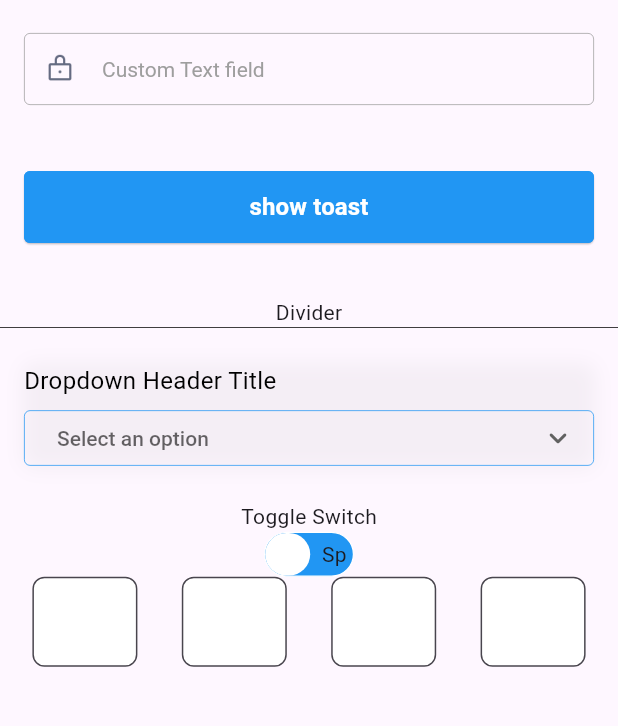
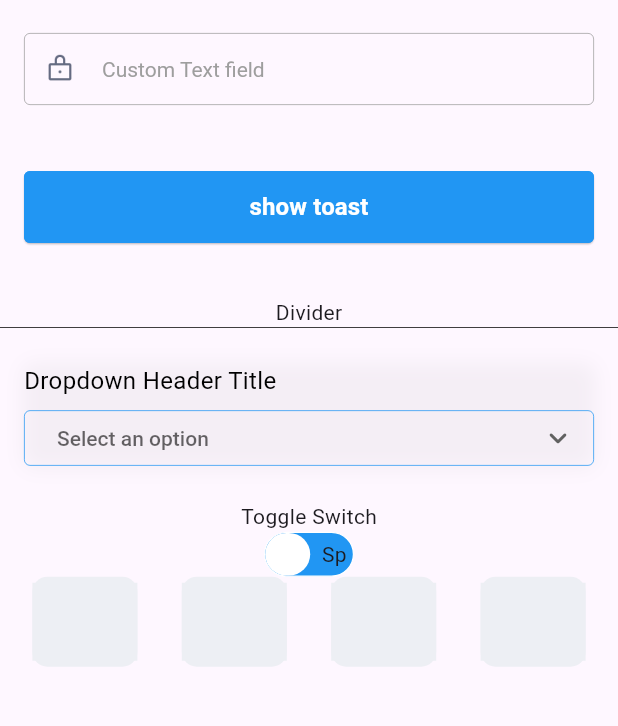
Before and after one commit to EasinHosen/ui_utils_helper, a Flutter app: the screen it shows after launch, on a phone screen of 412 x 824 dp, the part 63-789 px from its top. Run offline on Flutter 3.47's test engine with Material 3 defaults, Android fonts, the phone set to English and light mode, and no system bars.

Commit message:
fix: otp widget border issue

```diff
--- a/example/lib/view/view_ui_tools.dart
+++ b/example/lib/view/view_ui_tools.dart
@@ -84,10 +84,13 @@ class _ViewUiToolsState extends State<ViewUiTools> {
             ),
             CustomOTPWidget(
               otpDigits: 4,
+              hasFocusedBorder: true,
+              focusedBorderColor: const Color(0xff5247E0),
+              fillColor: const Color(0xffEDEFF4),
               onOTPComplete: (otp) {
                 print("Entered OTP: $otp");
               },
-            )
+            ),
           ],
         ),
       ),
--- a/lib/src/widgets/custom_otp_widget.dart
+++ b/lib/src/widgets/custom_otp_widget.dart
@@ -9,11 +9,15 @@ class CustomOTPWidget extends StatefulWidget {
   final Color? focusedBorderColor;
   final Color? unfocusedBorderColor;
   final TextStyle? textStyle;
-  final ValueChanged<String>? onOTPComplete;
+  final ValueChanged<String> onOTPComplete;
+  final bool? hasUnfocusedBorder;
+  final bool? hasFocusedBorder;
+  final double? borderRadius;
 
   const CustomOTPWidget({
     super.key,
     required this.otpDigits,
+    required this.onOTPComplete,
     this.height,
     this.otpFieldWidth,
     this.spacing,
@@ -21,7 +25,9 @@ class CustomOTPWidget extends StatefulWidget {
     this.focusedBorderColor,
     this.unfocusedBorderColor,
     this.textStyle,
-    this.onOTPComplete,
+    this.hasUnfocusedBorder,
+    this.hasFocusedBorder,
+    this.borderRadius,
   }) : assert(otpDigits >= 4 && otpDigits <= 8);
 
   @override
@@ -79,8 +85,8 @@ class _CustomOTPWidgetState extends State<CustomOTPWidget> {
 
   void _handleInputChange() {
     String otp = getOTP();
-    if (otp.length == widget.otpDigits && widget.onOTPComplete != null) {
-      widget.onOTPComplete!(otp);
+    if (otp.length == widget.otpDigits) {
+      widget.onOTPComplete(otp);
     }
   }
 
@@ -95,6 +101,10 @@ class _CustomOTPWidgetState extends State<CustomOTPWidget> {
           alignment: Alignment.center,
           width: otpFieldWidth,
           height: widget.height ?? 60,
+          decoration: BoxDecoration(
+            color: widget.fillColor ?? Colors.white,
+            borderRadius: BorderRadius.circular(widget.borderRadius ?? 10),
+          ),
           margin: EdgeInsets.symmetric(horizontal: widget.spacing ?? 8),
           child: TextField(
             controller: _controllers[index],
@@ -107,16 +117,21 @@ class _CustomOTPWidgetState extends State<CustomOTPWidget> {
               filled: true,
               fillColor: widget.fillColor ?? Colors.white,
               counterText: '',
-              border: OutlineInputBorder(
-                borderRadius: BorderRadius.circular(8),
-                borderSide: BorderSide(
-                    color: widget.unfocusedBorderColor ?? Colors.grey),
-              ),
-              focusedBorder: OutlineInputBorder(
-                borderRadius: BorderRadius.circular(8),
-                borderSide:
-                    BorderSide(color: widget.focusedBorderColor ?? Colors.blue),
-              ),
+              border: widget.hasUnfocusedBorder == true
+                  ? OutlineInputBorder(
+                      borderRadius: BorderRadius.circular(8),
+                      borderSide: BorderSide(
+                          color: widget.unfocusedBorderColor ?? Colors.grey),
+                    )
+                  : InputBorder.none,
+              focusedBorder: widget.hasFocusedBorder == true
+                  ? OutlineInputBorder(
+                      borderRadius:
+                          BorderRadius.circular(widget.borderRadius ?? 10),
+                      borderSide: BorderSide(
+                          color: widget.focusedBorderColor ?? Colors.blue),
+                    )
+                  : null,
             ),
             onChanged: (value) {
               _handleInputChange();
```
